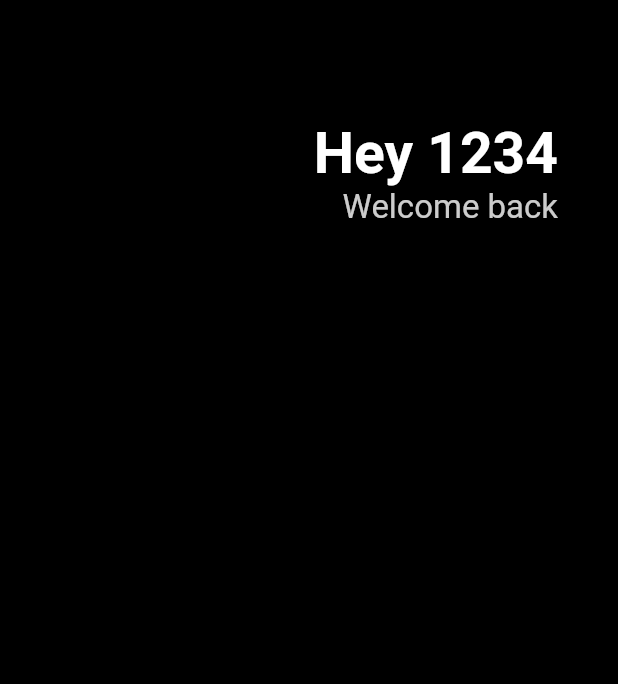
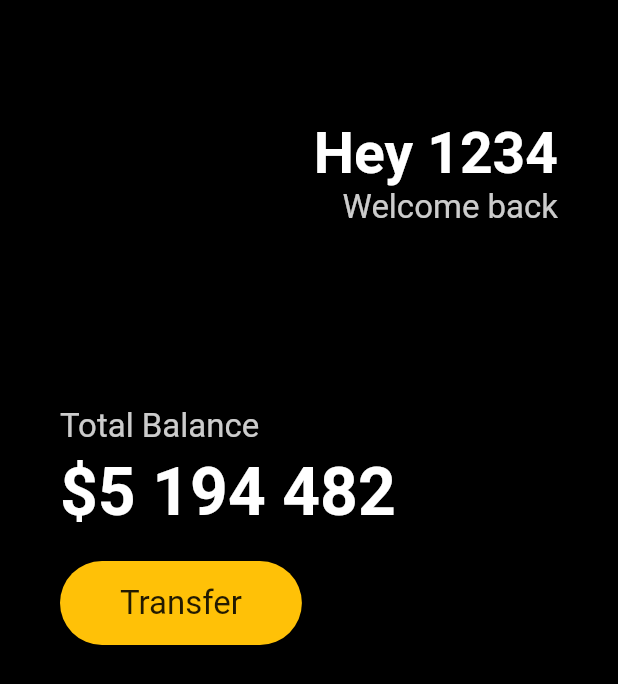
Before and after one commit to KorAidenChoi/Flutter_Project_-1, a Flutter app: the screen it shows after launch, on a phone screen of 412 x 824 dp. Shown: the top 684 px of the screen. Run offline on Flutter 3.47's test engine with Material 2 defaults, Android fonts, the phone set to English and light mode, and no system bars.

Commit message:
container box decoration border radius

```diff
--- a/lib/main.dart
+++ b/lib/main.dart
@@ -3,24 +3,6 @@
 void main() {
   runApp(App());
 }
-
-// class App extends StatelessWidget {
-//   @override
-//   Widget build(BuildContext context) {
-//     return MaterialApp(
-//         home: Scaffold(
-//       appBar: AppBar(
-//         title: const Text(
-//           "Pics",
-//           style: TextStyle(fontSize: 40),
-//         ),
-//         backgroundColor: Colors.black,
-//         centerTitle: true,
-//       ),
-//       body: Center(child: Image.asset("lib/Inkedcomputer_LI.jpg")),
-//     ));
-//   }
-// }
 
 class App extends StatelessWidget {
   @override
@@ -31,6 +13,7 @@
       body: Padding(
           padding: const EdgeInsets.symmetric(horizontal: 40),
           child: Column(
+            crossAxisAlignment: CrossAxisAlignment.start,
             children: [
               const SizedBox(
                 height: 80,
@@ -54,13 +37,94 @@
                           color: Colors.white.withOpacity(0.8),
                           fontSize: 22,
                         ),
-                      )
+                      ),
                     ],
                   )
                 ],
-              )
+              ),
+              const SizedBox(
+                height: 120,
+              ),
+              Text(
+                "Total Balance",
+                style: TextStyle(
+                  color: Colors.white.withOpacity(0.8),
+                  fontSize: 22,
+                ),
+              ),
+              const SizedBox(
+                height: 5,
+              ),
+              const Text(
+                "\$5 194 482",
+                style: TextStyle(
+                  color: Colors.white,
+                  fontSize: 44,
+                  fontWeight: FontWeight.w600,
+                ),
+              ),
+              const SizedBox(
+                height: 20,
+              ),
+              Row(
+                children: [
+                  Container(
+                    decoration: BoxDecoration(
+                        color: Colors.amber,
+                        borderRadius: BorderRadius.circular(45)),
+                    child: const Padding(
+                      padding:
+                          EdgeInsets.symmetric(vertical: 15, horizontal: 40),
+                      child: Text(
+                        "Transfer",
+                        style: TextStyle(
+                          fontSize: 22,
+                        ),
+                      ),
+                    ),
+                  ),
+                ],
+              ),
             ],
           )),
     ));
   }
 }
+  // @override
+  // Widget build(BuildContext context) {
+  //   return MaterialApp(
+  //       home: Scaffold(
+  //     appBar: AppBar(
+  //       title: const Text(
+  //         "Shop",
+  //         style: TextStyle(fontSize: 40),
+  //       ),
+  //       backgroundColor: Colors.black,
+  //       centerTitle: true,
+  //     ),
+  //     body: Padding(
+  //       padding: const EdgeInsets.symmetric(horizontal: 40, vertical: 80),
+  //       child: Column(
+  //         children: [
+  //           Row(
+  //             children: [
+  //               Column(
+  //                 children: [
+  //                   Container(
+  //                     padding: const EdgeInsets.all(20),
+  //                     decoration: BoxDecoration(
+  //                         border: Border.all(
+  //                             color: const Color.fromARGB(255, 51, 112, 255))),
+  //                     child: const Text(
+  //                       'Mangoes',
+  //                       style: TextStyle(fontSize: 25),
+  //                     ),
+  //                   )
+  //                 ],
+  //               ),
+  //             ],
+  //           ),
+  //         ],
+  //       ),
+  //     ),
+  //   ));
```
